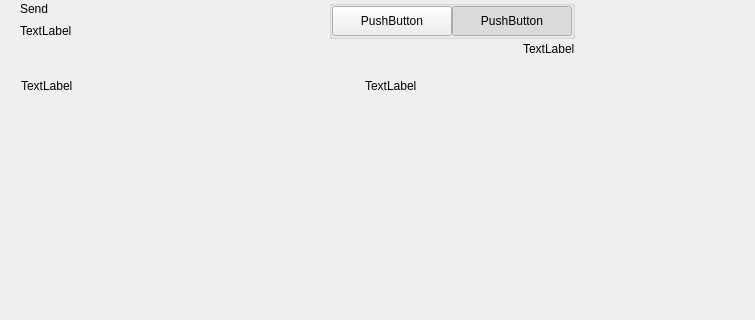
Before: the Qt Designer form src/qt/pivx/forms/send.ui in RapidsOfficial/Rapids, drawn with Qt 5; both pictures show x 0 to 755 and y 0 to 320 of the 893 by 700 pixel window.
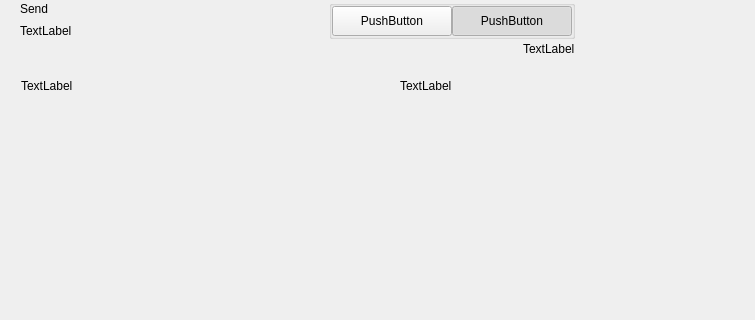
After: the same form once the commit is applied. Custom widgets are drawn as their Qt base class.

Commit message: Layout fixes in send, settings display and resources warning fixes

What changed in the file:
```diff
--- a/src/qt/pivx/forms/send.ui
+++ b/src/qt/pivx/forms/send.ui
@@ -48,7 +48,7 @@
        <number>0</number>
       </property>
       <item>
-       <layout class="QVBoxLayout" name="verticalLayout_2" stretch="0,0,6,0,1,0,0,0,0">
+       <layout class="QVBoxLayout" name="verticalLayout_22" stretch="0,0,6,0,1,0,0,0,0">
         <property name="spacing">
          <number>0</number>
         </property>
@@ -226,7 +226,7 @@
          </spacer>
         </item>
         <item>
-         <layout class="QHBoxLayout" name="horizontalLayout" stretch="3,0,2">
+         <layout class="QHBoxLayout" name="horizontalLayout" stretch="4,0,2">
           <property name="spacing">
            <number>0</number>
           </property>
@@ -243,7 +243,7 @@
            <number>0</number>
           </property>
           <item>
-           <layout class="QVBoxLayout" name="verticalLayout">
+           <layout class="QVBoxLayout" name="verticalLayout22">
             <property name="spacing">
              <number>0</number>
             </property>
@@ -374,7 +374,7 @@
          </spacer>
         </item>
         <item>
-         <layout class="QHBoxLayout" name="horizontalLayout">
+         <layout class="QHBoxLayout" name="horizontalLayout_20">
           <property name="spacing">
            <number>6</number>
           </property>
```
Left out of the diff: 2 changed lines with no effect on the pictures. The commit also changes 7 other files.
